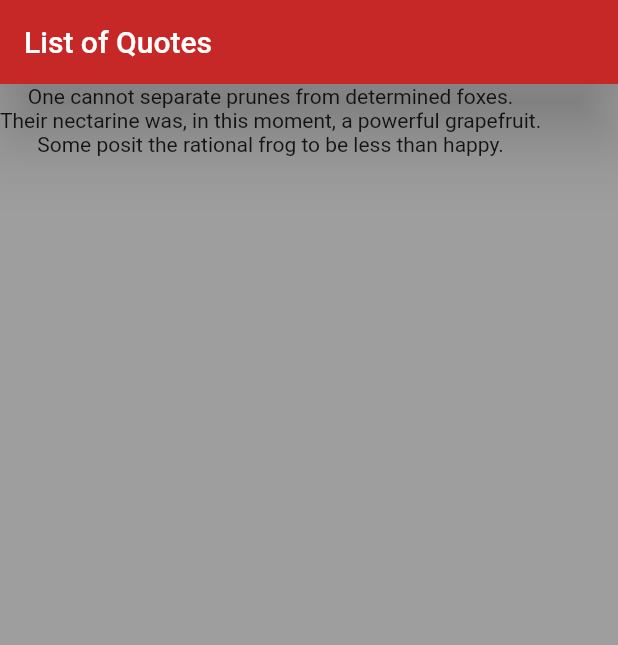
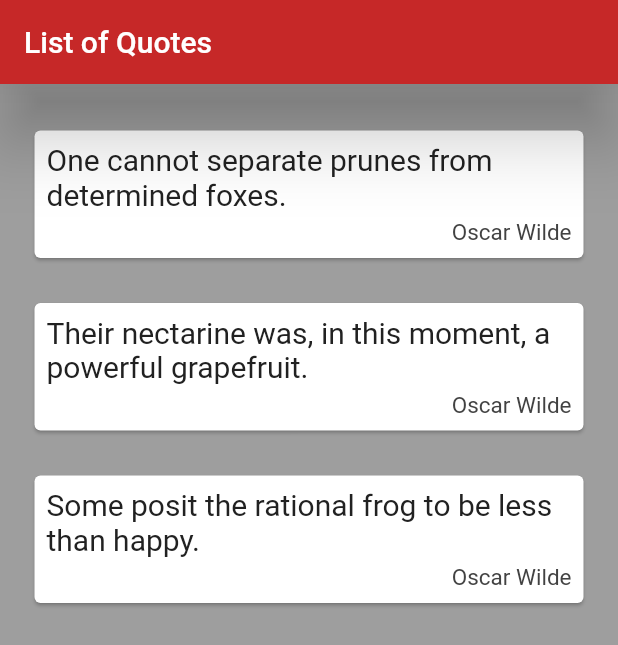
Before and after one commit to numoonchld/quote_project, a Flutter app: the screen it shows after launch, on a phone screen of 412 x 824 dp. Shown: the top 645 px of the screen. Run offline on Flutter 3.47's test engine with Material 2 defaults, Android fonts, the phone set to English and light mode, and no system bars.

Commit message:
end of video 19

```diff
--- a/lib/main.dart
+++ b/lib/main.dart
@@ -1,4 +1,5 @@
 import 'package:flutter/material.dart';
+import 'quote.dart';
 
 void main() => runApp(MaterialApp(
       home: QuoteList(),
@@ -10,11 +11,49 @@
 }
 
 class _QuoteListState extends State<QuoteList> {
-  List<String> quotes = [
-    'One cannot separate prunes from determined foxes.',
-    'Their nectarine was, in this moment, a powerful grapefruit.',
-    'Some posit the rational frog to be less than happy.',
+  List<Quote> quotes = [
+    Quote(
+        text: 'One cannot separate prunes from determined foxes.',
+        author: 'Oscar Wilde'),
+    Quote(
+        text: 'Their nectarine was, in this moment, a powerful grapefruit.',
+        author: 'Oscar Wilde'),
+    Quote(
+        text: 'Some posit the rational frog to be less than happy.',
+        author: 'Oscar Wilde'),
   ];
+
+  Widget quoteTemplate(quote) {
+    return Card(
+      margin: EdgeInsets.all(15.0),
+      child: Padding(
+        padding: const EdgeInsets.all(8.0),
+        child: Column(
+          crossAxisAlignment: CrossAxisAlignment.stretch,
+          children: <Widget>[
+            Text(
+              quote.text,
+              style: TextStyle(
+                fontSize: 20.0,
+                color: Colors.grey[900],
+              ),
+            ),
+            SizedBox(
+              height: 5.0,
+            ),
+            Text(
+              quote.author,
+              textAlign: TextAlign.right,
+              style: TextStyle(
+                fontSize: 15.0,
+                color: Colors.grey[800],
+              ),
+            ),
+          ],
+        ),
+      ),
+    );
+  }
 
   @override
   Widget build(BuildContext context) {
@@ -26,8 +65,11 @@
         elevation: 20.00,
         shadowColor: Colors.red[870],
       ),
-      body: Column(
-        children: quotes.map((quote) => Text(quote)).toList(),
+      body: Padding(
+        padding: const EdgeInsets.fromLTRB(8.0, 16.0, 8.0, 0.0),
+        child: Column(
+          children: quotes.map((quote) => quoteTemplate(quote)).toList(),
+        ),
       ),
     );
   }
--- /dev/null
+++ b/lib/quote.dart
@@ -0,0 +1,6 @@
+class Quote {
+  String text;
+  String author;
+
+  Quote({this.author, this.text});
+}
```
